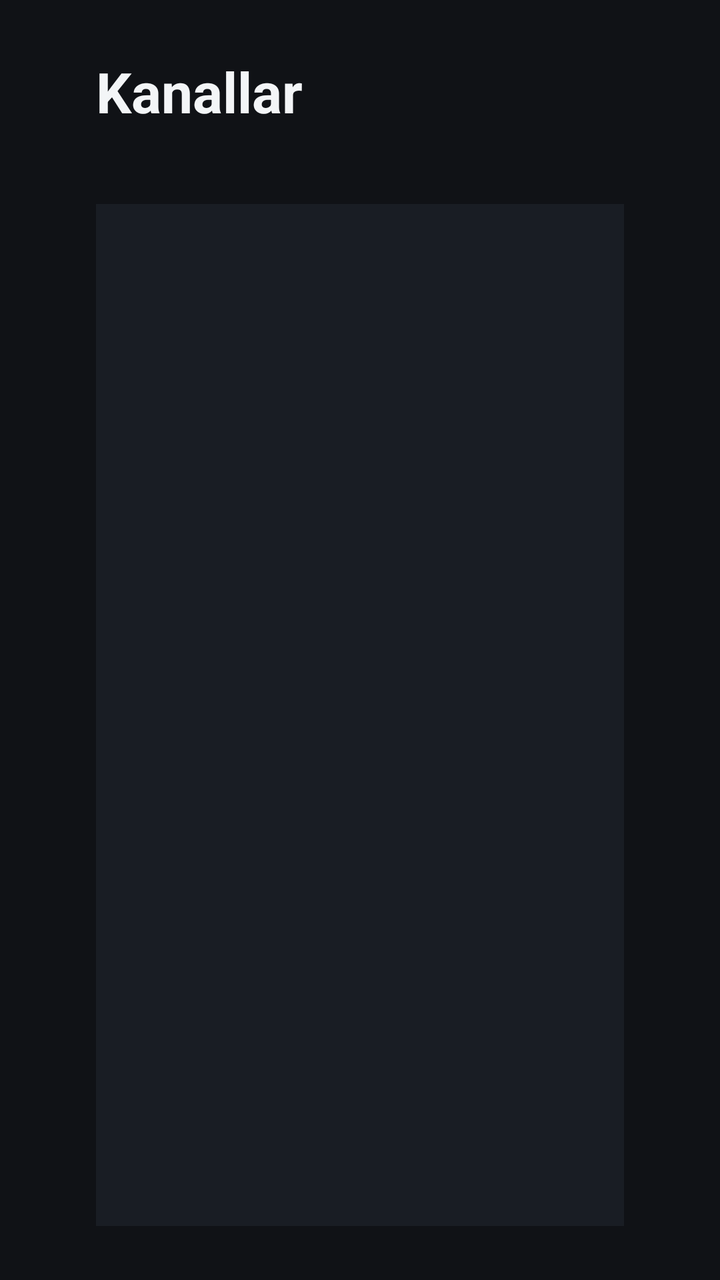
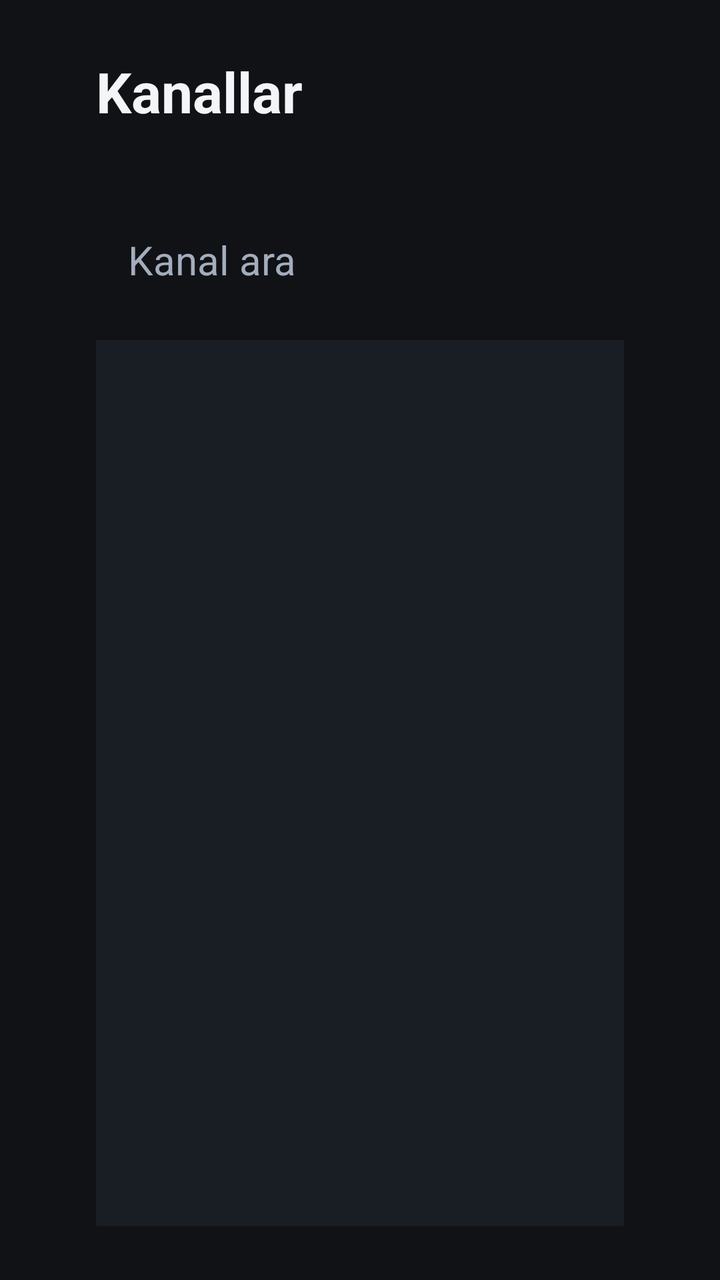

Two renders of the same Android screen: before a commit and after it. Below are the layout's source before the change and the commit's diff.
<!-- AndroidManifest.xml: application theme Theme.Enestv -->
<!-- res/layout/activity_main.xml -->
<?xml version="1.0" encoding="utf-8"?>
<LinearLayout xmlns:android="http://schemas.android.com/apk/res/android"
    android:layout_width="match_parent"
    android:layout_height="match_parent"
    android:orientation="vertical"
    android:paddingStart="48dp"
    android:paddingTop="27dp"
    android:paddingEnd="48dp"
    android:paddingBottom="27dp">

    <TextView
        android:id="@+id/title"
        android:layout_width="wrap_content"
        android:layout_height="wrap_content"
        android:text="@string/channels_title"
        android:textColor="@color/text"
        android:textSize="28sp"
        android:textStyle="bold" />

    <TextView
        android:id="@+id/status"
        android:layout_width="wrap_content"
        android:layout_height="wrap_content"
        android:layout_marginTop="4dp"
        android:layout_marginBottom="12dp"
        android:textColor="@color/muted"
        android:textSize="16sp" />

    <androidx.recyclerview.widget.RecyclerView
        android:id="@+id/channels"
        android:layout_width="480dp"
        android:layout_height="match_parent"
        android:background="@color/panel"
        android:clipToPadding="false"
        android:descendantFocusability="afterDescendants"
        android:padding="8dp"
        android:scrollbars="none" />
</LinearLayout>
<!-- resources referenced by this layout -->
<resources>
  <color name="muted">#A3ADBC</color>
  <color name="panel">#191D24</color>
  <color name="text">#F3F5F7</color>
  <string name="channels_title">Kanallar</string>
  <style name="Theme.Enestv" parent="@android:style/Theme.DeviceDefault.NoActionBar">
          <item name="android:windowBackground">@color/page</item>
          <item name="android:colorBackground">@color/page</item>
          <item name="android:colorAccent">@color/accent</item>
          <item name="android:textColor">@color/text</item>
          <item name="android:windowNoTitle">true</item>
          <item name="android:windowFullscreen">true</item>
      </style>
  <color name="page">#101216</color>
  <color name="accent">#B3F36B</color>
</resources>

<!-- the commit's change to res/layout/activity_main.xml (unified diff, before → after) -->
@@ -26,6 +26,22 @@
         android:textColor="@color/muted"
         android:textSize="16sp" />
 
+    <EditText
+        android:id="@+id/search"
+        android:layout_width="480dp"
+        android:layout_height="56dp"
+        android:layout_marginBottom="12dp"
+        android:background="@drawable/channel_row_background"
+        android:hint="@string/search_hint"
+        android:imeOptions="actionSearch|flagNoExtractUi"
+        android:importantForAutofill="no"
+        android:inputType="text|textNoSuggestions"
+        android:paddingStart="16dp"
+        android:paddingEnd="16dp"
+        android:textColor="@color/text"
+        android:textColorHint="@color/muted"
+        android:textSize="20sp" />
+
     <androidx.recyclerview.widget.RecyclerView
         android:id="@+id/channels"
         android:layout_width="480dp"
<!-- resource entries referenced after the edit -->
@@ -3,7 +3,25 @@
   <color name="muted">#A3ADBC</color>
   <color name="panel">#191D24</color>
   <color name="text">#F3F5F7</color>
+  <!-- drawable channel_row_background (drawable) -->
+  <?xml version="1.0" encoding="utf-8"?>
+  <selector xmlns:android="http://schemas.android.com/apk/res/android">
+      <item android:state_focused="true">
+          <shape android:shape="rectangle">
+              <solid android:color="@color/accent_surface" />
+              <stroke android:width="3dp" android:color="@color/accent" />
+              <corners android:radius="8dp" />
+          </shape>
+      </item>
+      <item>
+          <shape android:shape="rectangle">
+              <solid android:color="@android:color/transparent" />
+              <corners android:radius="8dp" />
+          </shape>
+      </item>
+  </selector>
   <string name="channels_title">Kanallar</string>
+  <string name="search_hint">Kanal ara</string>
   <style name="Theme.Enestv" parent="@android:style/Theme.DeviceDefault.NoActionBar">
           <item name="android:windowBackground">@color/page</item>
           <item name="android:colorBackground">@color/page</item>
@@ -12,6 +30,7 @@
           <item name="android:windowNoTitle">true</item>
           <item name="android:windowFullscreen">true</item>
       </style>
+  <color name="accent_surface">#2C3B20</color>
   <color name="page">#101216</color>
   <color name="accent">#B3F36B</color>
 </resources>
